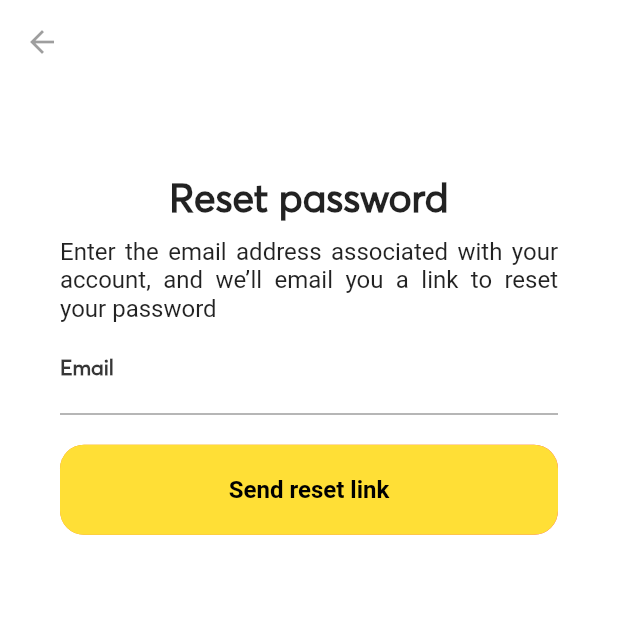
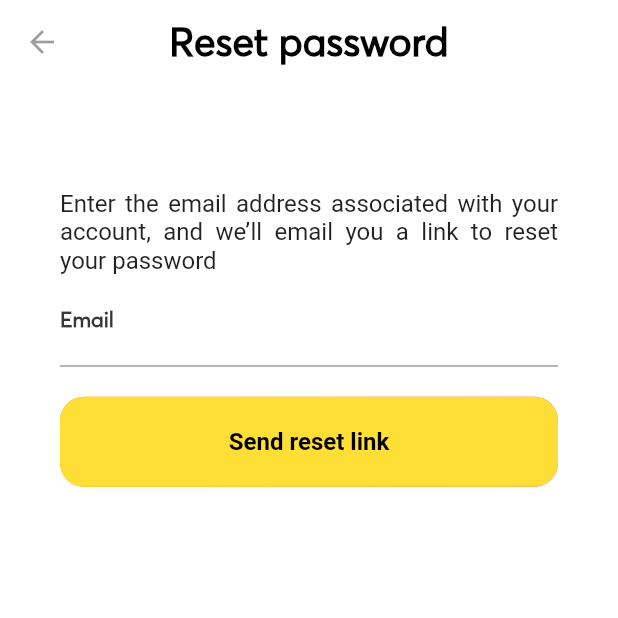
Before and after one commit to ilicina1/lmma_box, a Flutter app: the screen it shows after launch, on a phone screen of 412 x 824 dp, the top half of it. Run offline on Flutter 3.47's test engine with Material 2 defaults, Android fonts, the phone set to English and light mode, and no system bars; our stand-ins replace splashscreen; Roboto replaces fonts that are missing (Averta CY); project files that could hold a hidden picture were left out.

Commit message:
Uradjen cetvrti screen

```diff
--- a/lib/view/signinscreens/pages/reset_password.dart
+++ b/lib/view/signinscreens/pages/reset_password.dart
@@ -6,6 +6,7 @@ class ResetPasswordPage extends StatelessWidget {
   Widget build(BuildContext context) {
     return Scaffold(
       appBar: AppBar(
+        centerTitle: true, // this is all you need
         elevation: 0,
         backgroundColor: Colors.white,
         automaticallyImplyLeading: true,
@@ -13,6 +14,15 @@ class ResetPasswordPage extends StatelessWidget {
           icon: Icon(Icons.arrow_back),
           color: Colors.black38,
           onPressed: () => Navigator.pop(context, false),
+        ),
+        title: Text(
+          "Reset password",
+          style: TextStyle(
+            fontSize: 26,
+            fontWeight: FontWeight.w700,
+            fontFamily: "Averta",
+            color: Colors.black,
+          ),
         ),
       ),
       body: Container(
@@ -26,14 +36,6 @@ class ResetPasswordPage extends StatelessWidget {
                 Container(
                   child: Column(
                     children: <Widget>[
-                      Text(
-                        "Reset password",
-                        style: TextStyle(
-                          fontSize: 26,
-                          fontWeight: FontWeight.w700,
-                          fontFamily: "Averta",
-                        ),
-                      ),
                       SizedBox(
                         height: 10,
                       ),
```
